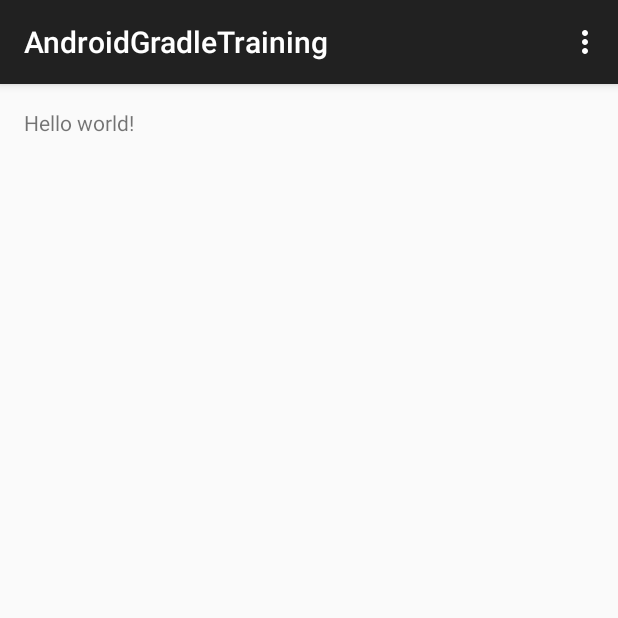
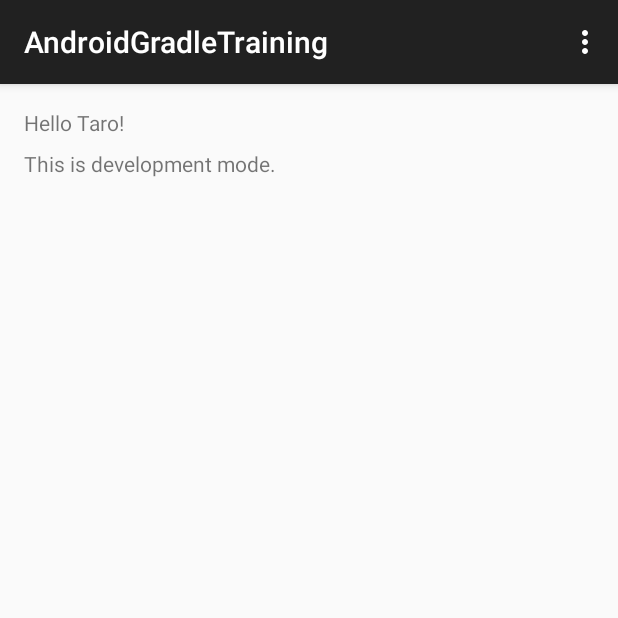
Before and after one commit to ichigotake/AndroidGradleTraining, an Android app: the screen it shows after launch (MainActivity), on a phone screen of 412 x 824 dp, the top half of it. Run offline under Robolectric (Android 15) with nearby library versions, the phone set to English and light mode, and no system bars.

Commit message:
タネを用意

```diff
--- /dev/null
+++ b/Application/src/main/java/net/ichigotake/training/android/gradle/ApplicationConfig.java
@@ -0,0 +1,14 @@
+package net.ichigotake.training.android.gradle;
+
+public class ApplicationConfig {
+
+    public static String getAuthorName() {
+        //TODO: ビルドする人によって切り替えたい
+        return "Taro";
+    }
+
+    public static boolean isDevelopmentMode() {
+        //TODO: ビルドの種類によって自動で切り替えたい
+        return true;
+    }
+}
--- a/Application/src/main/java/net/ichigotake/training/android/gradle/MainActivity.java
+++ b/Application/src/main/java/net/ichigotake/training/android/gradle/MainActivity.java
@@ -4,6 +4,8 @@ import android.support.v7.app.ActionBarActivity;
 import android.os.Bundle;
 import android.view.Menu;
 import android.view.MenuItem;
+import android.view.View;
+import android.widget.TextView;
 
 public class MainActivity extends ActionBarActivity {
 
@@ -11,6 +13,14 @@ public class MainActivity extends ActionBarActivity {
     protected void onCreate(Bundle savedInstanceState) {
         super.onCreate(savedInstanceState);
         setContentView(R.layout.activity_main);
+
+        TextView helloWorldMessageView = (TextView) findViewById(R.id.activity_main_hello_world);
+        helloWorldMessageView.setText(
+                getString(R.string.hello_world, ApplicationConfig.getAuthorName())
+        );
+        findViewById(R.id.activity_main_development_mode).setVisibility(
+                ApplicationConfig.isDevelopmentMode() ? View.VISIBLE : View.GONE
+        );
     }
 
 
--- a/Application/src/main/res/layout/activity_main.xml
+++ b/Application/src/main/res/layout/activity_main.xml
@@ -1,5 +1,6 @@
-<RelativeLayout xmlns:android="http://schemas.android.com/apk/res/android"
+<LinearLayout xmlns:android="http://schemas.android.com/apk/res/android"
     xmlns:tools="http://schemas.android.com/tools"
+    android:orientation="vertical"
     android:layout_width="match_parent"
     android:layout_height="match_parent"
     android:paddingLeft="@dimen/activity_horizontal_margin"
@@ -9,8 +10,18 @@
     tools:context="net.ichigotake.training.android.gradle.MainActivity">
 
     <TextView
+        android:id="@+id/activity_main_hello_world"
         android:text="@string/hello_world"
         android:layout_width="wrap_content"
-        android:layout_height="wrap_content" />
+        android:layout_height="wrap_content"
+        android:layout_marginBottom="8dp"
+        />
 
-</RelativeLayout>
+    <TextView
+        android:id="@+id/activity_main_development_mode"
+        android:text="@string/development_mode"
+        android:layout_width="wrap_content"
+        android:layout_height="wrap_content"
+        />
+
+</LinearLayout>
--- a/Application/src/main/res/values/strings.xml
+++ b/Application/src/main/res/values/strings.xml
@@ -2,7 +2,8 @@
 <resources>
 
     <string name="app_name">AndroidGradleTraining</string>
-    <string name="hello_world">Hello world!</string>
+    <string name="hello_world">Hello %s!</string>
+    <string name="development_mode">This is development mode.</string>
     <string name="action_settings">Settings</string>
 
 </resources>
```
